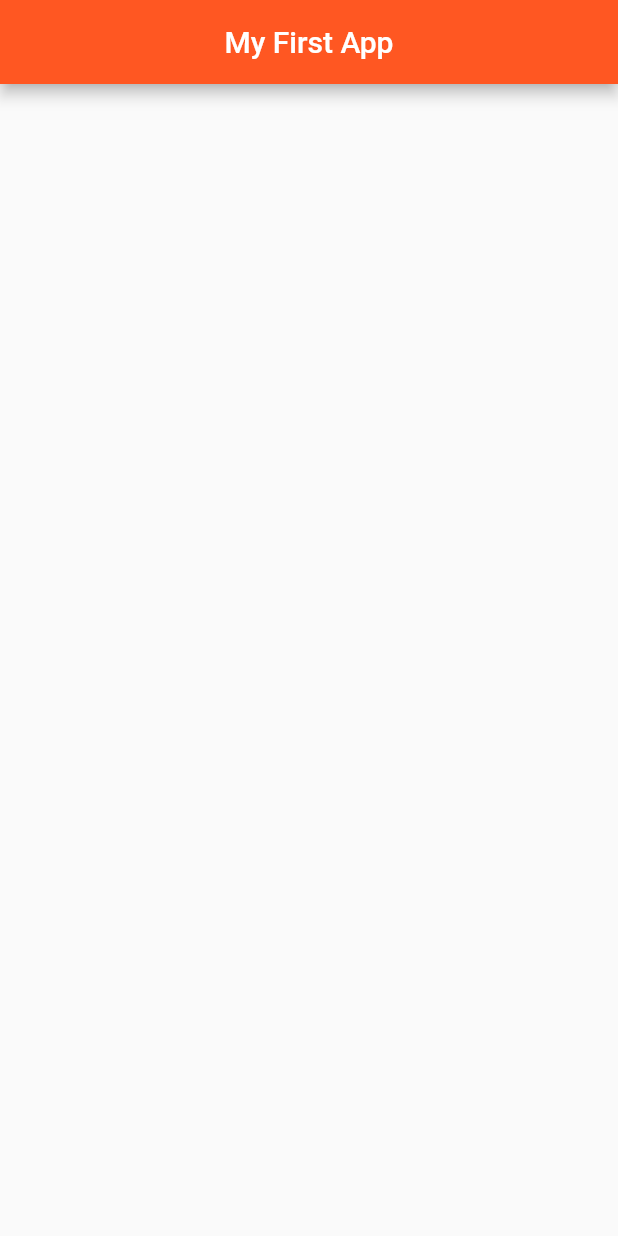
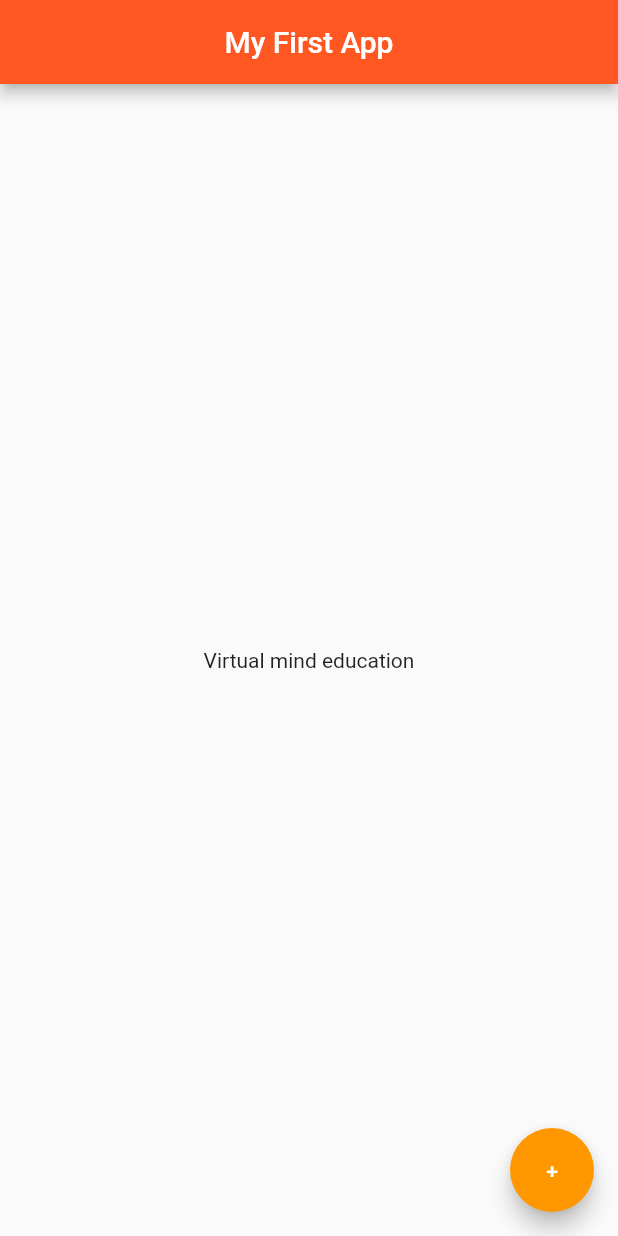
Before and after one commit to vickeyhub/learn-flutter, a Flutter app: the screen it shows after launch, on a phone screen of 412 x 824 dp. Run offline on Flutter 3.47's test engine with Material 2 defaults, Android fonts, the phone set to English and light mode, and no system bars.

Commit message:
set a flaoting action button in bottom with custom background color

```diff
--- a/lib/main.dart
+++ b/lib/main.dart
@@ -16,6 +16,16 @@ class MyApp extends StatelessWidget {
           centerTitle: true,
           backgroundColor: Colors.deepOrange,
         ),
+        body: Center(
+          child: Text("Virtual mind education"),
+        ),
+        floatingActionButton: FloatingActionButton(
+          onPressed: () {
+            print("Clicked");
+          },
+          child: Text("+"),
+          backgroundColor: Colors.orange,
+        ),
       ),
     );
   }
```
